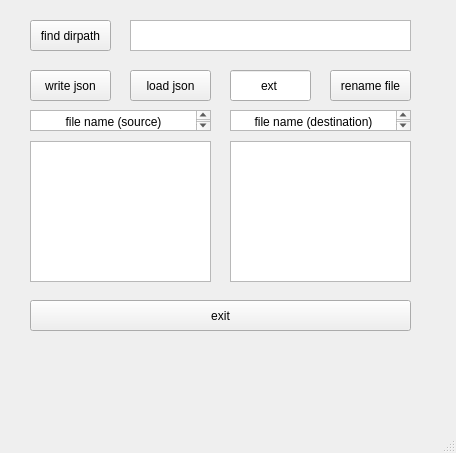
Above: Python/MainWin.ui from xuyihz/FileName before the change. Below: the same form after it.
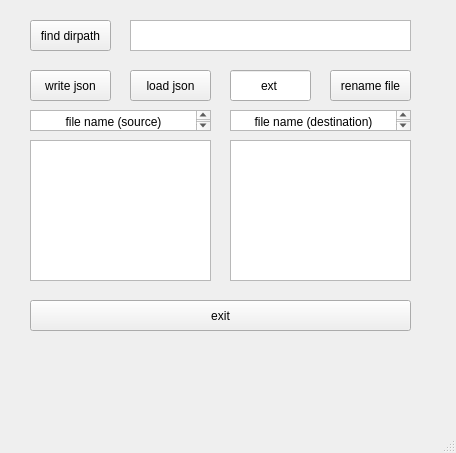
That is the form after the change.

```diff
--- a/Python/MainWin.ui
+++ b/Python/MainWin.ui
@@ -27,16 +27,6 @@
      <string>find dirpath</string>
     </property>
    </widget>
-   <widget class="QListView" name="filelistView_1">
-    <property name="geometry">
-     <rect>
-      <x>30</x>
-      <y>141</y>
-      <width>181</width>
-      <height>141</height>
-     </rect>
-    </property>
-   </widget>
    <widget class="QPushButton" name="pushButton_rename">
     <property name="geometry">
      <rect>
@@ -76,16 +66,6 @@
      <string>write json</string>
     </property>
    </widget>
-   <widget class="QListView" name="filelistView_2">
-    <property name="geometry">
-     <rect>
-      <x>230</x>
-      <y>141</y>
-      <width>181</width>
-      <height>141</height>
-     </rect>
-    </property>
-   </widget>
    <widget class="QPushButton" name="CloseWinBtn">
     <property name="geometry">
      <rect>
@@ -166,6 +146,26 @@
      <set>Qt::AlignCenter</set>
     </property>
    </widget>
+   <widget class="QTableView" name="tableView_src">
+    <property name="geometry">
+     <rect>
+      <x>30</x>
+      <y>140</y>
+      <width>181</width>
+      <height>141</height>
+     </rect>
+    </property>
+   </widget>
+   <widget class="QTableView" name="tableView_dst">
+    <property name="geometry">
+     <rect>
+      <x>230</x>
+      <y>140</y>
+      <width>181</width>
+      <height>141</height>
+     </rect>
+    </property>
+   </widget>
   </widget>
   <widget class="QMenuBar" name="menubar">
    <property name="geometry">
```
Left out of the diff: 10 changed lines with no effect on the pictures.
